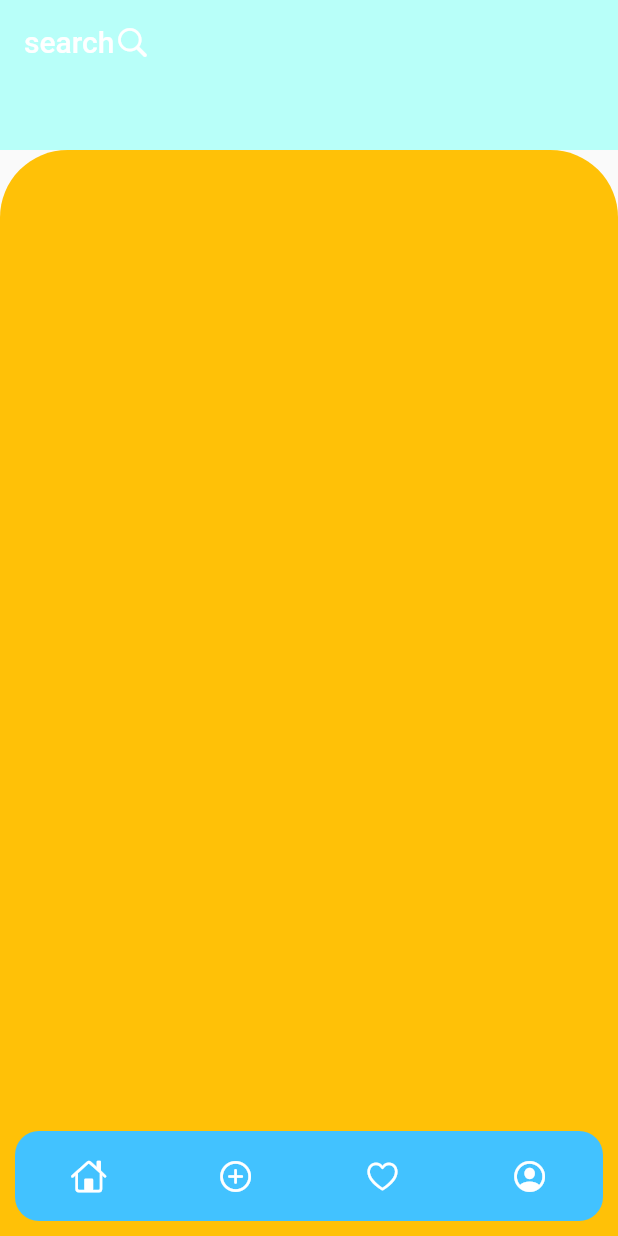
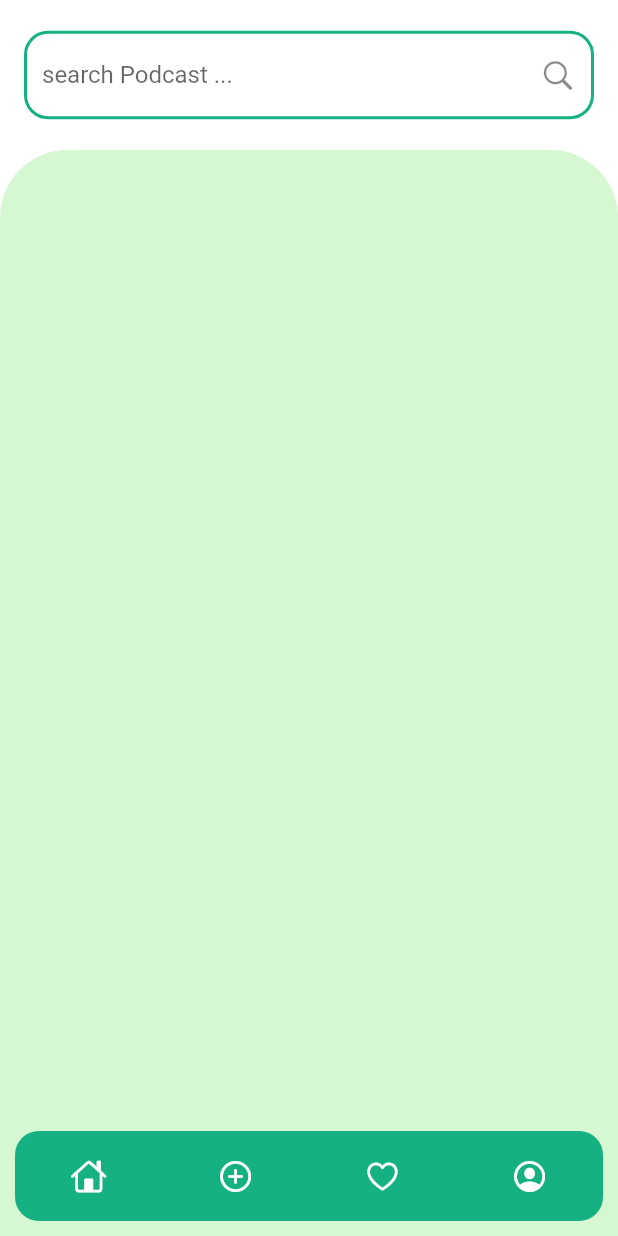
Before and after one commit to mohammad-pourbafrani/podcast, a Flutter app: the screen it shows after launch, on a phone screen of 412 x 824 dp. Run offline on Flutter 3.47's test engine with Material 2 defaults, Android fonts, the phone set to English and light mode, and no system bars; our stand-ins replace get.

Commit message:
scrolling responsive home screen

```diff
--- a/lib/colors.dart
+++ /dev/null
@@ -1,8 +0,0 @@
-import 'package:flutter/material.dart';
-
-class SolidColors {
-  static const colorLightIcon = Colors.white;
-  static const colorLightBottomNavigation = Color.fromARGB(255, 66, 194, 255);
-  static const colorLightAppBar = Color.fromARGB(255, 184, 255, 249);
-  static const colorDarkBottomNavigation = Color.fromARGB(255, 31, 66, 135);
-}
--- /dev/null
+++ b/lib/consts/app_colors.dart
@@ -0,0 +1,13 @@
+import 'package:flutter/material.dart';
+
+class AppColors {
+  static const colorLightIcon = Colors.white;
+  static const colorLightBottomNavigation = Color.fromARGB(255, 21, 177, 130);
+  static const colorLightSearchBar = Color.fromARGB(255, 66, 194, 255);
+  static const colorLightAppBar = Color.fromARGB(255, 184, 255, 249);
+  static const colorLightScaffold = Color.fromARGB(255, 255, 255, 255);
+  static const colorLightHomeScreen = Color.fromARGB(150, 184, 241, 176);
+
+  static const colorDarkBottomNavigation = Color.fromARGB(255, 31, 66, 135);
+  static const colorDarkSearchBar = Color.fromARGB(255, 31, 66, 135);
+}
--- /dev/null
+++ b/lib/controller/home_screen_controller.dart
@@ -0,0 +1,9 @@
+import 'package:flutter/material.dart';
+import 'package:get/get.dart';
+
+class HomeScreenController extends GetxController {
+  var size = Get.mediaQuery.size.obs;
+  var darkMood = Get.isDarkMode;
+  var isScroll = false.obs;
+  final ScrollController scrollController = ScrollController();
+}
--- a/lib/controller/main_screen_controller.dart
+++ b/lib/controller/main_screen_controller.dart
@@ -3,4 +3,5 @@ import 'package:get/get.dart';
 class MainScreenController extends GetxController {
   var size = Get.mediaQuery.size;
   var textTheme = Get.textTheme;
+  var darkMood = Get.isDarkMode;
 }
--- a/lib/languages.dart
+++ b/lib/languages.dart
@@ -4,11 +4,11 @@ class Languages extends Translations {
   @override
   Map<String, Map<String, String>> get keys => {
         'en_US': {
-          'txt_hello': 'hello',
+          'search': 'search Podcast ...',
           'txt_by': 'good by',
         },
         'fa_IR': {
-          'txt_hello': 'سلام',
+          'search': 'جستوجوی پادکست ...',
           'txt_by': 'خداحافظ',
         }
       };
--- a/lib/theme.dart
+++ b/lib/theme.dart
@@ -1,11 +1,21 @@
-import 'package:flutter/cupertino.dart';
 import 'package:flutter/material.dart';
-import 'package:podcast/colors.dart';
+import 'package:podcast/consts/app_colors.dart';
 
 class Themes {
   static final lightTheme = ThemeData(
     iconTheme: const IconThemeData(
-      color: SolidColors.colorLightIcon,
+      color: AppColors.colorLightIcon,
+    ),
+    inputDecorationTheme: InputDecorationTheme(
+      border: OutlineInputBorder(
+        borderRadius: BorderRadius.circular(16.0),
+        borderSide: const BorderSide(width: 1.0),
+      ),
+      enabledBorder: OutlineInputBorder(
+        borderRadius: BorderRadius.circular(16.0),
+        borderSide: const BorderSide(
+            width: 2.0, color: AppColors.colorLightBottomNavigation),
+      ),
     ),
   );
   static final darkTheme = ThemeData();
--- a/lib/view/home_screen.dart
+++ b/lib/view/home_screen.dart
@@ -1,45 +1,68 @@
 import 'package:flutter/cupertino.dart';
 import 'package:flutter/material.dart';
+import 'package:flutter/rendering.dart';
 import 'package:get/get.dart';
-import 'package:podcast/colors.dart';
-import 'package:podcast/controller/main_screen_controller.dart';
+import 'package:podcast/consts/app_colors.dart';
+
+import 'package:podcast/controller/home_screen_controller.dart';
 
 class HomeScreen extends StatelessWidget {
-  MainScreenController mainScreenController = Get.put(MainScreenController());
+  HomeScreenController homeScreenController = Get.put(HomeScreenController());
 
   @override
   Widget build(BuildContext context) {
     return Scaffold(
-      body: NestedScrollView(
+      backgroundColor: AppColors.colorLightScaffold,
+      body: NotificationListener<ScrollNotification>(
+        onNotification: (notification) {
+          if (homeScreenController
+                  .scrollController.position.userScrollDirection ==
+              ScrollDirection.reverse) {
+            homeScreenController.isScroll.value = true;
+          } else if (homeScreenController
+                  .scrollController.position.userScrollDirection ==
+              ScrollDirection.forward) {
+            homeScreenController.isScroll.value = false;
+          }
+          return true;
+        },
+        child: NestedScrollView(
+          controller: homeScreenController.scrollController,
           floatHeaderSlivers: true,
           headerSliverBuilder: (BuildContext context, bool innerBoxIsScrolled) {
             return <Widget>[
               SliverAppBar(
-              backgroundColor: SolidColors.colorLightAppBar,
-              title: Row(
-                children: const [
-                  Text("search"),
-                  Icon(
-                    CupertinoIcons.search,
+                backgroundColor: Colors.transparent,
+                title: TextField(
+                  decoration: InputDecoration(
+                      hintText: 'search'.tr,
+                      suffixIcon: IconButton(
+                        onPressed: () {},
+                        icon: const Icon(CupertinoIcons.search),
+                      )),
                 ),
-                ],
-              ),
+                toolbarHeight: 100,
                 floating: true,
                 expandedHeight: 100.0,
                 forceElevated: innerBoxIsScrolled,
               ),
             ];
           },
-        body: Container(
-          width: mainScreenController.size.width,
+          body: Obx((() {
+            return Container(
+              width: homeScreenController.size.value.width,
               height: 400,
-          decoration: const BoxDecoration(
-            borderRadius: BorderRadius.only(
+              decoration: BoxDecoration(
+                borderRadius: homeScreenController.isScroll.value
+                    ? BorderRadius.zero
+                    : const BorderRadius.only(
                         topLeft: Radius.circular(45),
                         topRight: Radius.circular(45),
                       ),
-            color: Colors.amber,
+                color: AppColors.colorLightHomeScreen,
               ),
+            );
+          })),
         ),
       ),
     );
--- a/lib/view/main_screen.dart
+++ b/lib/view/main_screen.dart
@@ -1,7 +1,7 @@
 import 'package:flutter/cupertino.dart';
 import 'package:flutter/material.dart';
 import 'package:get/get.dart';
-import 'package:podcast/colors.dart';
+import 'package:podcast/consts/app_colors.dart';
 import 'package:podcast/controller/main_screen_controller.dart';
 import 'package:podcast/view/home_screen.dart';
 
@@ -34,9 +34,9 @@ class _MainScreenState extends State<MainScreen> {
                 height: 60,
                 decoration: BoxDecoration(
                   borderRadius: BorderRadius.circular(16),
-                  color: Get.isDarkMode
-                      ? SolidColors.colorDarkBottomNavigation
-                      : SolidColors.colorLightBottomNavigation,
+                  color: mainScreenController.darkMood
+                      ? AppColors.colorDarkBottomNavigation
+                      : AppColors.colorLightBottomNavigation,
                 ),
                 child: Row(
                   mainAxisAlignment: MainAxisAlignment.spaceAround,
```
Also changed, not shown: lib/main.dart (+10 -1 lines). Lines whose indentation alone changed are shown as unchanged.
